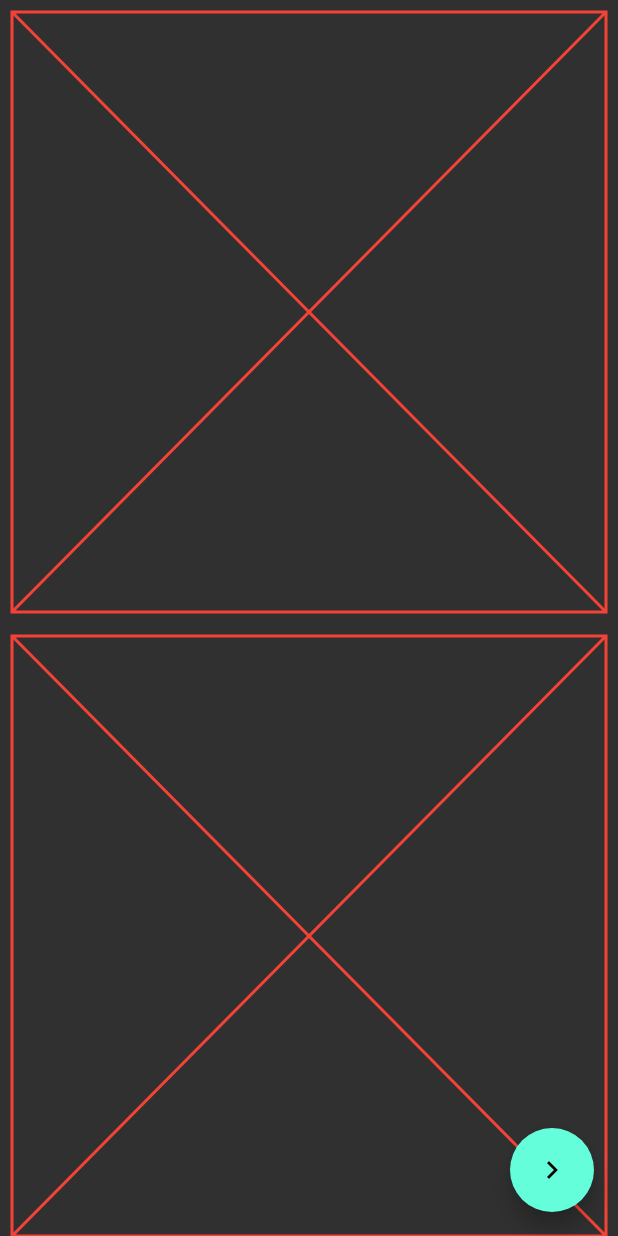
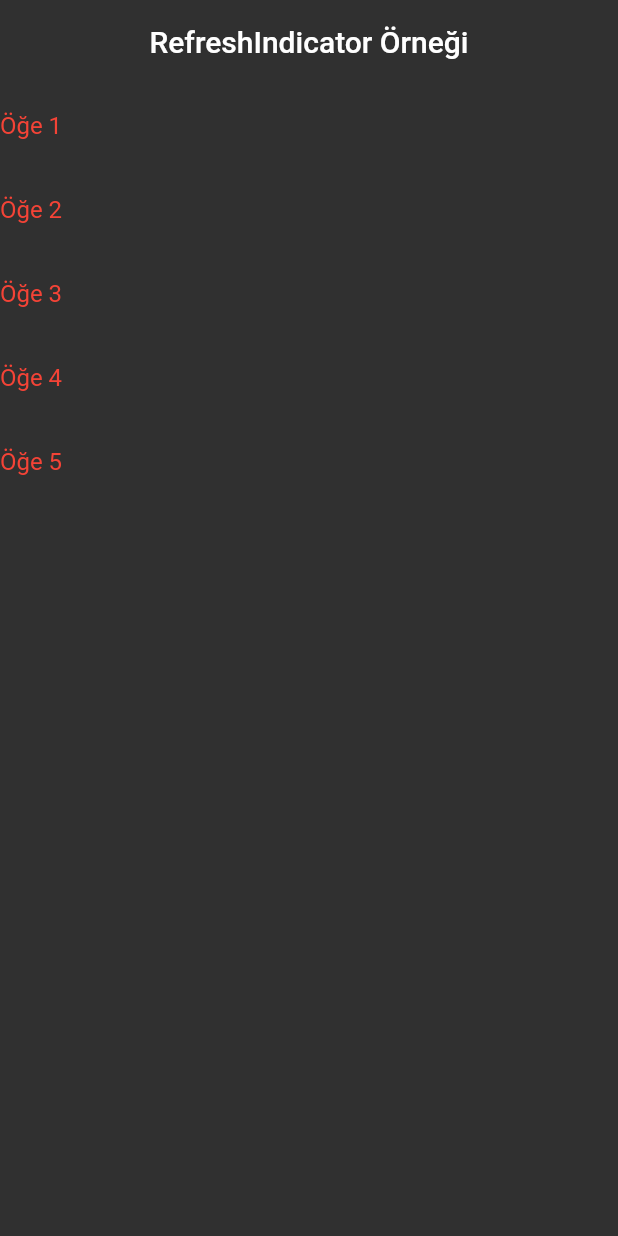
Before and after one commit to omerlevennt/flutter_full_learn, a Flutter app: the screen it shows after launch, on a phone screen of 412 x 824 dp. Run offline on Flutter 3.47's test engine with Material 2 defaults, Android fonts, the phone set to English and light mode, and no system bars.

Commit message:
Refresh indicator added

```diff
--- /dev/null
+++ b/lib/101/lesson7/refresh_indicator.dart
@@ -0,0 +1,57 @@
+import 'package:flutter/material.dart';
+
+class RefreshIndicatorLearn extends StatefulWidget {
+  const RefreshIndicatorLearn({super.key});
+
+  @override
+  State<RefreshIndicatorLearn> createState() => _RefreshIndicatorLearnState();
+}
+
+class _RefreshIndicatorLearnState extends State<RefreshIndicatorLearn> {
+  List<String> items = List.generate(5, (index) => 'Öğe ${index + 1}');
+
+  // Liste yenileme işlemini gerçekleştirin
+  Future<void> _refreshList() async {
+    await Future.delayed(const Duration(
+        seconds:
+            1)); // Yenileme işlemi için bir bekleme süresi ekleyin (örneğin 2 saniye)
+    setState(() {
+      // Yeni verileri ekleyebilir veya mevcut verileri güncelleyebilirsiniz
+      items = List.generate(5, (index) => 'Yenilendi ${index + 1}');
+    });
+  }
+
+  @override
+  Widget build(BuildContext context) {
+    return Scaffold(
+      appBar: AppBar(
+        title: const Text('RefreshIndicator Örneği'),
+      ),
+      body: RefreshIndicator(
+        onRefresh: _refreshList,
+        color: Colors.blue, // Yenileme animasyonunun rengini ayarlayın
+        backgroundColor: Colors.white, // Yenileme arka plan rengini ayarlayın
+        displacement:
+            40.0, // Yenileme işlemi sırasında indikçe ne kadar mesafe kaydırılacağını ayarlayın
+        strokeWidth:
+            3.0, // Yenileme işlemi sırasında animasyonun kalınlığını ayarlayın
+        semanticsLabel:
+            'Yenileme işlemi', // Erişilebilirlik için metin etiketi ekleyin
+        semanticsValue:
+            'Yenileniyor', // Erişilebilirlik için metin değeri ekleyin
+        notificationPredicate: (ScrollNotification notification) {
+          // Yenileme işlemi başlamadan önce bildirimleri kontrol etmek için bir işlev ekleyin
+          return true;
+        },
+        child: ListView.builder(
+          itemCount: items.length,
+          itemBuilder: (context, index) {
+            return ListTile(
+              title: Text(items[index]),
+            );
+          },
+        ),
+      ),
+    );
+  }
+}
--- a/lib/main.dart
+++ b/lib/main.dart
@@ -1,7 +1,7 @@
 import 'package:flutter/material.dart';
 import 'package:flutter/services.dart';
 import 'package:flutter_full_learn/101/lesson2/color_learn.dart';
-import 'package:flutter_full_learn/101/lesson6/navigator_learn.dart';
+import 'package:flutter_full_learn/101/lesson7/refresh_indicator.dart';
 import 'package:flutter_full_learn/product/language/language_items.dart';
 
 void main() {
@@ -43,7 +43,7 @@ class MyApp extends StatelessWidget {
             elevation: 0,
             systemOverlayStyle: SystemUiOverlayStyle.light,
           )),
-      home: const NavigatorLearn(),
+      home: const RefreshIndicatorLearn(),
     );
   }
 }
```
